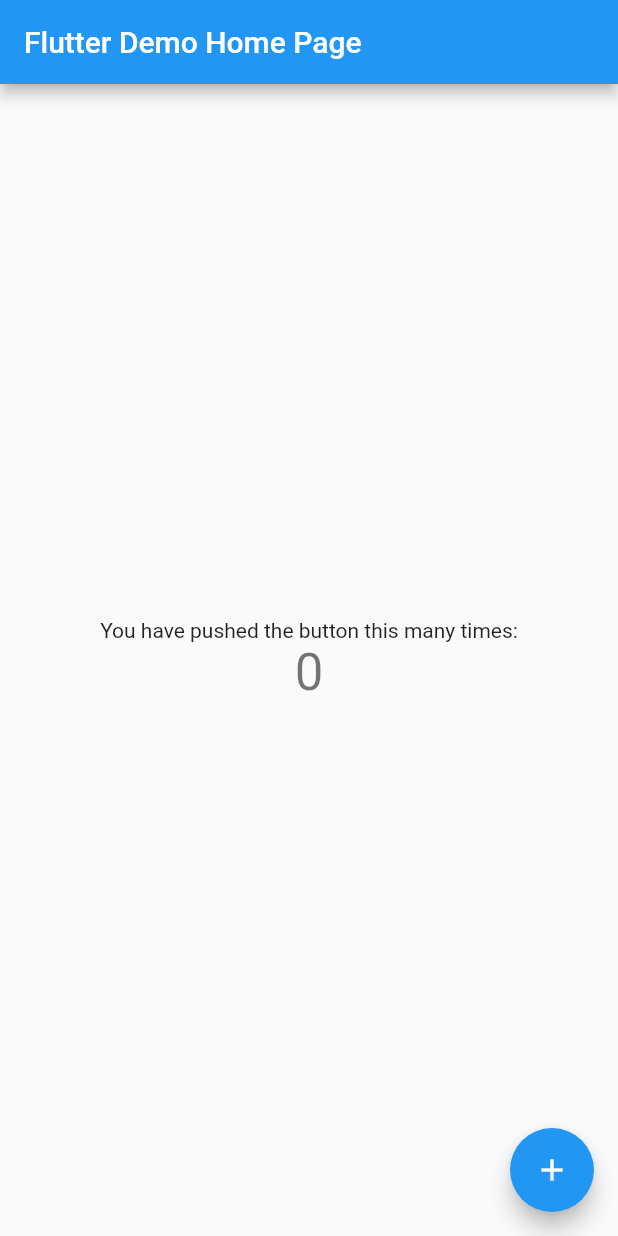
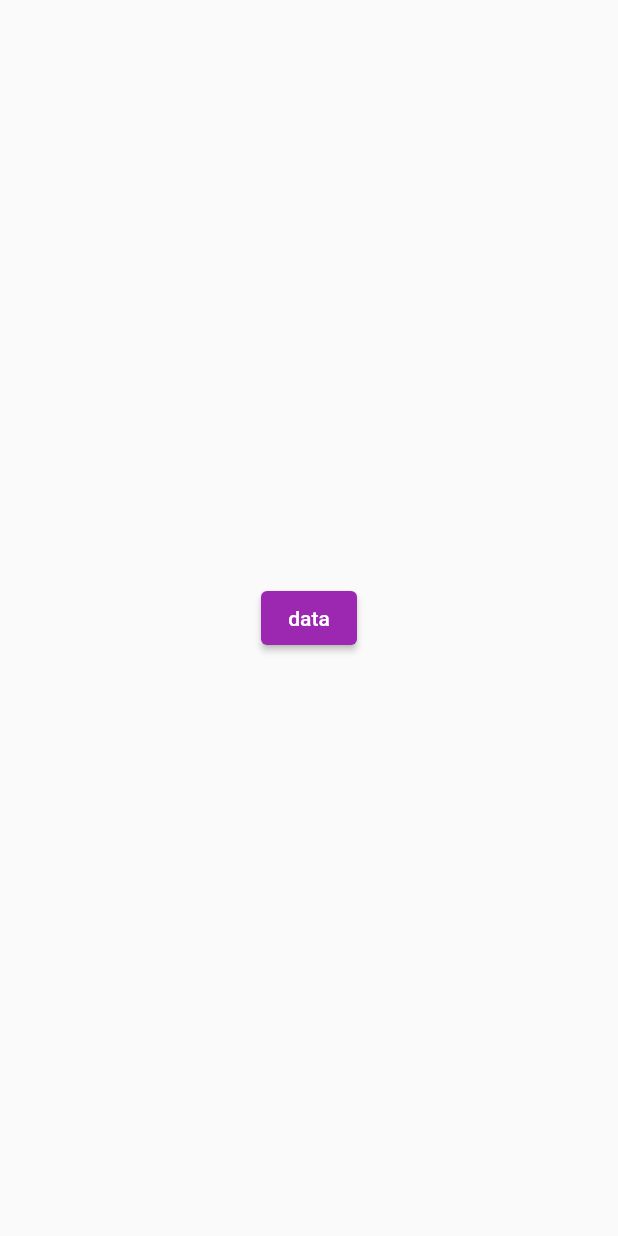
Before and after one commit to ShadrackOngera/dio_api, a Flutter app: the screen it shows after launch, on a phone screen of 412 x 824 dp. Run offline on Flutter 3.47's test engine with Material 2 defaults, Android fonts, the phone set to English and light mode, and no system bars; our stand-ins replace dio.

Commit message:
get request simple

```diff
--- a/lib/main.dart
+++ b/lib/main.dart
@@ -1,4 +1,5 @@
 import 'package:flutter/material.dart';
+import 'package:dio_api/routes.dart';
 
 void main() {
   runApp(const MyApp());
@@ -13,103 +14,9 @@ class MyApp extends StatelessWidget {
     return MaterialApp(
       title: 'Flutter Demo',
       theme: ThemeData(
-        // This is the theme of your application.
-        //
-        // Try running your application with "flutter run". You'll see the
-        // application has a blue toolbar. Then, without quitting the app, try
-        // changing the primarySwatch below to Colors.green and then invoke
-        // "hot reload" (press "r" in the console where you ran "flutter run",
-        // or simply save your changes to "hot reload" in a Flutter IDE).
-        // Notice that the counter didn't reset back to zero; the application
-        // is not restarted.
-        primarySwatch: Colors.blue,
+        primarySwatch: Colors.purple,
       ),
-      home: const MyHomePage(title: 'Flutter Demo Home Page'),
+      home: const MyHomePage(),
     );
   }
 }
-
-class MyHomePage extends StatefulWidget {
-  const MyHomePage({super.key, required this.title});
-
-  // This widget is the home page of your application. It is stateful, meaning
-  // that it has a State object (defined below) that contains fields that affect
-  // how it looks.
-
-  // This class is the configuration for the state. It holds the values (in this
-  // case the title) provided by the parent (in this case the App widget) and
-  // used by the build method of the State. Fields in a Widget subclass are
-  // always marked "final".
-
-  final String title;
-
-  @override
-  State<MyHomePage> createState() => _MyHomePageState();
-}
-
-class _MyHomePageState extends State<MyHomePage> {
-  int _counter = 0;
-
-  void _incrementCounter() {
-    setState(() {
-      // This call to setState tells the Flutter framework that something has
-      // changed in this State, which causes it to rerun the build method below
-      // so that the display can reflect the updated values. If we changed
-      // _counter without calling setState(), then the build method would not be
-      // called again, and so nothing would appear to happen.
-      _counter++;
-    });
-  }
-
-  @override
-  Widget build(BuildContext context) {
-    // This method is rerun every time setState is called, for instance as done
-    // by the _incrementCounter method above.
-    //
-    // The Flutter framework has been optimized to make rerunning build methods
-    // fast, so that you can just rebuild anything that needs updating rather
-    // than having to individually change instances of widgets.
-    return Scaffold(
-      appBar: AppBar(
-        // Here we take the value from the MyHomePage object that was created by
-        // the App.build method, and use it to set our appbar title.
-        title: Text(widget.title),
-      ),
-      body: Center(
-        // Center is a layout widget. It takes a single child and positions it
-        // in the middle of the parent.
-        child: Column(
-          // Column is also a layout widget. It takes a list of children and
-          // arranges them vertically. By default, it sizes itself to fit its
-          // children horizontally, and tries to be as tall as its parent.
-          //
-          // Invoke "debug painting" (press "p" in the console, choose the
-          // "Toggle Debug Paint" action from the Flutter Inspector in Android
-          // Studio, or the "Toggle Debug Paint" command in Visual Studio Code)
-          // to see the wireframe for each widget.
-          //
-          // Column has various properties to control how it sizes itself and
-          // how it positions its children. Here we use mainAxisAlignment to
-          // center the children vertically; the main axis here is the vertical
-          // axis because Columns are vertical (the cross axis would be
-          // horizontal).
-          mainAxisAlignment: MainAxisAlignment.center,
-          children: <Widget>[
-            const Text(
-              'You have pushed the button this many times:',
-            ),
-            Text(
-              '$_counter',
-              style: Theme.of(context).textTheme.headlineMedium,
-            ),
-          ],
-        ),
-      ),
-      floatingActionButton: FloatingActionButton(
-        onPressed: _incrementCounter,
-        tooltip: 'Increment',
-        child: const Icon(Icons.add),
-      ), // This trailing comma makes auto-formatting nicer for build methods.
-    );
-  }
-}
--- /dev/null
+++ b/lib/routes.dart
@@ -0,0 +1 @@
+export 'package:dio_api/screens/home.dart';
--- /dev/null
+++ b/lib/screens/home.dart
@@ -0,0 +1,36 @@
+import 'package:dio/dio.dart';
+import 'package:flutter/material.dart';
+
+class MyHomePage extends StatefulWidget {
+  const MyHomePage({super.key});
+
+  @override
+  State<MyHomePage> createState() => _MyHomePageState();
+}
+
+class _MyHomePageState extends State<MyHomePage> {
+  @override
+  Widget build(BuildContext context) {
+    return Scaffold(
+      body: Center(
+        child: ElevatedButton(
+          onPressed: () {
+            fetchData();
+          },
+          child: Text('data'),
+        ),
+      ),
+    );
+  }
+}
+
+void fetchData() async {
+  var dio = Dio();
+  var response = await dio.get('https://jsonplaceholder.typicode.com/posts/1');
+  debugPrint(
+    response.data.toString(),
+  );
+  debugPrint(
+    response.statusCode.toString(),
+  );
+}
--- a/pubspec.yaml
+++ b/pubspec.yaml
@@ -35,6 +35,7 @@ dependencies:
   # The following adds the Cupertino Icons font to your application.
   # Use with the CupertinoIcons class for iOS style icons.
   cupertino_icons: ^1.0.2
+  dio: ^5.2.1+1
 
 dev_dependencies:
   flutter_test:
```
Also changed, not shown: lib/services/dio_requests.dart (added, +108 -0 lines), pubspec.lock.
